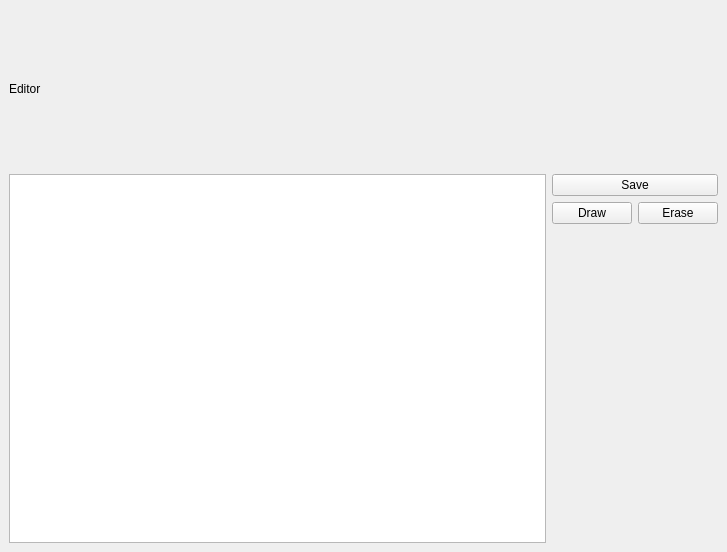
This is Editor/ui/EditorScreen.ui in SCAPELLI/Wolfenstein3D as Qt 5 draws it before an edit. The edited form follows.
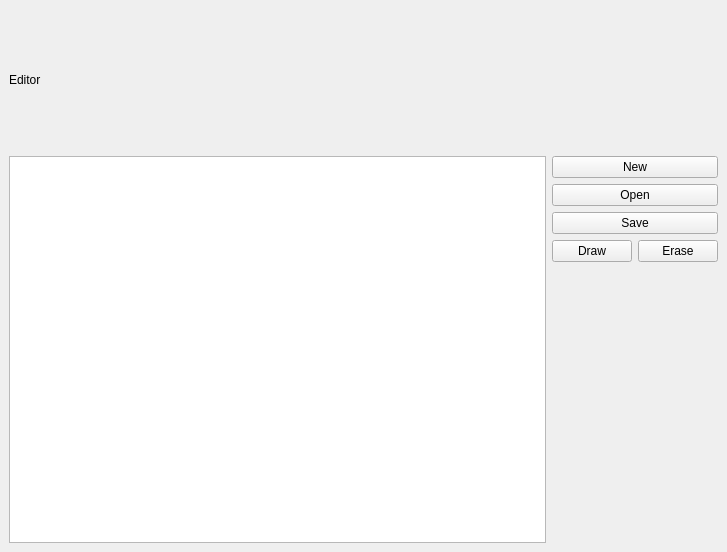
This is the edited form.

Commit message: Agrego botoncitos para crear un nuevo archivo y abrir otro. Saco la transicion en la que al empezar el programa, en la segunda pantalla pide nombre y el tamanio del mapa para pedirlo directamente en el editor

What changed in the file:
```diff
--- a/Editor/ui/EditorScreen.ui
+++ b/Editor/ui/EditorScreen.ui
@@ -34,6 +34,20 @@
     </item>
     <item row="1" column="1">
      <layout class="QVBoxLayout" name="buttonLayout">
+      <item>
+       <widget class="QPushButton" name="newButton">
+        <property name="text">
+         <string>New</string>
+        </property>
+       </widget>
+      </item>
+      <item>
+       <widget class="QPushButton" name="openButton">
+        <property name="text">
+         <string>Open</string>
+        </property>
+       </widget>
+      </item>
       <item>
        <widget class="QPushButton" name="saveButton">
         <property name="text">
```
The commit also changes 5 other files.
